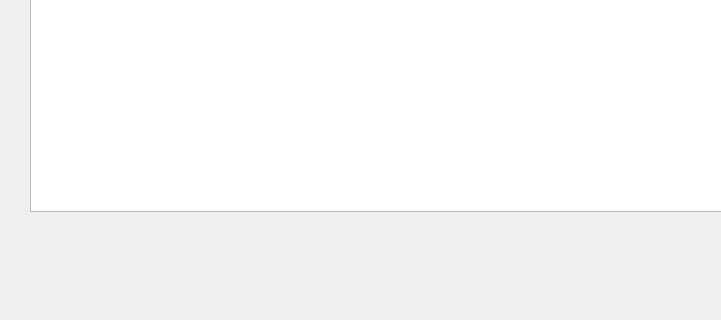
Above: main.ui from ketimiroshnik/git_progect3 before the change; both pictures show x 0 to 721 and y 109 to 429 of the 846 by 429 pixel window. Below: the same form after it.
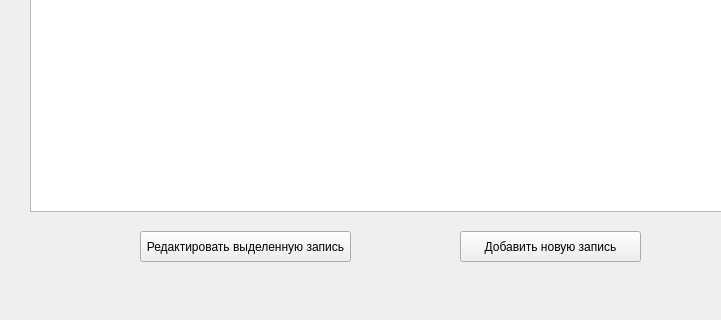
That is the form after the change.

What changed in the file:
```diff
--- a/main.ui
+++ b/main.ui
@@ -24,6 +24,32 @@
      </rect>
     </property>
    </widget>
+   <widget class="QPushButton" name="btn_edit">
+    <property name="geometry">
+     <rect>
+      <x>140</x>
+      <y>340</y>
+      <width>211</width>
+      <height>31</height>
+     </rect>
+    </property>
+    <property name="text">
+     <string>Редактировать выделенную запись</string>
+    </property>
+   </widget>
+   <widget class="QPushButton" name="btn_add">
+    <property name="geometry">
+     <rect>
+      <x>460</x>
+      <y>340</y>
+      <width>181</width>
+      <height>31</height>
+     </rect>
+    </property>
+    <property name="text">
+     <string>Добавить новую запись</string>
+    </property>
+   </widget>
   </widget>
   <widget class="QMenuBar" name="menubar">
    <property name="geometry">
```
